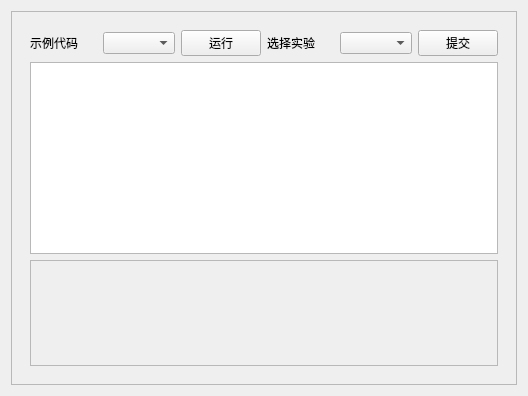
First picture: the form in ui/programpage.ui, repository azh-1415926/POCAssistant, before the edit.
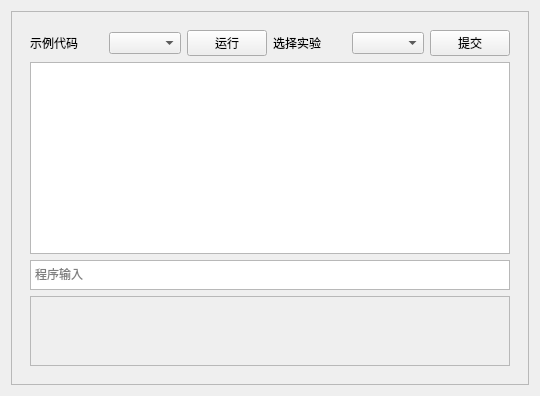
Second picture: the form after the edit. Custom widgets are drawn as their Qt base class.

Commit message: 调整在线实验模块发送的数据格式

What changed in the file:
```diff
--- a/ui/programpage.ui
+++ b/ui/programpage.ui
@@ -6,7 +6,7 @@
    <rect>
     <x>0</x>
     <y>0</y>
-    <width>528</width>
+    <width>540</width>
     <height>396</height>
    </rect>
   </property>
@@ -27,8 +27,8 @@
        <widget class="QWidget" name="centerWidget" native="true">
         <layout class="QHBoxLayout" name="horizontalLayout_3">
          <item>
-          <layout class="QGridLayout" name="gridLayout" rowstretch="0,0,0">
-           <item row="2" column="0">
+          <layout class="QGridLayout" name="gridLayout" rowstretch="0,0,0,0">
+           <item row="3" column="0">
             <widget class="QScrollArea" name="scrollArea">
              <property name="widgetResizable">
               <bool>true</bool>
@@ -38,8 +38,8 @@
                <rect>
                 <x>0</x>
                 <y>0</y>
-                <width>468</width>
-                <height>158</height>
+                <width>462</width>
+                <height>69</height>
                </rect>
               </property>
               <layout class="QVBoxLayout" name="verticalLayout_3">
@@ -98,6 +98,25 @@
              </item>
             </layout>
            </item>
+           <item row="2" column="0">
+            <widget class="QTextEdit" name="inputOfProgram">
+             <property name="sizePolicy">
+              <sizepolicy hsizetype="Expanding" vsizetype="Fixed">
+               <horstretch>0</horstretch>
+               <verstretch>0</verstretch>
+              </sizepolicy>
+             </property>
+             <property name="maximumSize">
+              <size>
+               <width>16777215</width>
+               <height>30</height>
+              </size>
+             </property>
+             <property name="placeholderText">
+              <string>程序输入</string>
+             </property>
+            </widget>
+           </item>
           </layout>
          </item>
         </layout>
```
Left out of the diff: 4 changed lines with no effect on the pictures. The commit also changes 2 other files.
